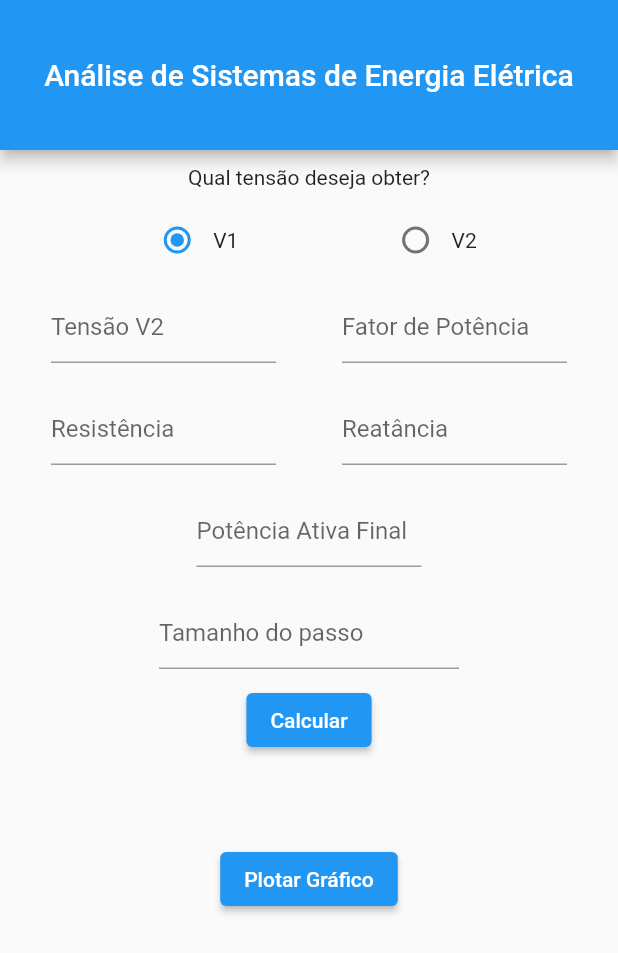
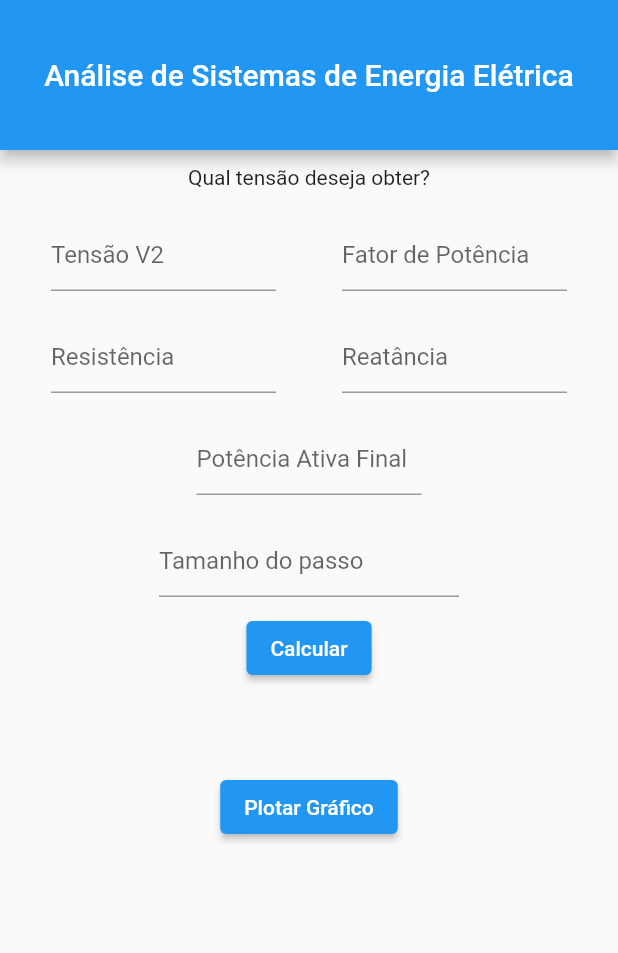
Before and after one commit to GustavoAlecio/app_analise, a Flutter app: the screen it shows after launch, after a tap on "Calcular", on a phone screen of 412 x 824 dp. Shown: the top 953 px of the screen. Run offline on Flutter 3.47's test engine with Material 2 defaults, Android fonts, the phone set to English and light mode, and no system bars; our stand-ins replace flutter_mobx, flutter_modular, mobx, syncfusion_flutter_charts; generated files the repository leaves out were written again.

Commit message:
ajuste na formula e view do calculo

```diff
--- a/lib/app/modules/home/home_page.dart
+++ b/lib/app/modules/home/home_page.dart
@@ -32,37 +32,37 @@ class _HomePageState extends ModularState<HomePage, HomeStore> {
                 padding: EdgeInsets.symmetric(vertical: 10.0, horizontal: 10),
                 child: Text("Qual tensão deseja obter?"),
               ),
-              Row(
-                mainAxisAlignment: MainAxisAlignment.spaceEvenly,
-                children: [
-                  Row(
-                    children: [
-                      Observer(builder: (context) {
-                        return Radio<int>(
-                          groupValue: store.radioValue,
-                          onChanged: (newValue) =>
-                              store.setRadioValue(newValue!),
-                          value: 0,
-                        );
-                      }),
-                      const Text("V1")
-                    ],
-                  ),
-                  Row(
-                    children: [
-                      Observer(builder: (_) {
-                        return Radio<int>(
-                          groupValue: store.radioValue,
-                          onChanged: (newValue) =>
-                              store.setRadioValue(newValue!),
-                          value: 1,
-                        );
-                      }),
-                      const Text("V2")
-                    ],
-                  ),
-                ],
-              ),
+              // Row(
+              //   mainAxisAlignment: MainAxisAlignment.spaceEvenly,
+              //   children: [
+              //     Row(
+              //       children: [
+              //         Observer(builder: (context) {
+              //           return Radio<int>(
+              //             groupValue: store.radioValue,
+              //             onChanged: (newValue) =>
+              //                 store.setRadioValue(newValue!),
+              //             value: 0,
+              //           );
+              //         }),
+              //         const Text("V1")
+              //       ],
+              //     ),
+              //     Row(
+              //       children: [
+              //         Observer(builder: (_) {
+              //           return Radio<int>(
+              //             groupValue: store.radioValue,
+              //             onChanged: (newValue) =>
+              //                 store.setRadioValue(newValue!),
+              //             value: 1,
+              //           );
+              //         }),
+              //         const Text("V2")
+              //       ],
+              //     ),
+              //   ],
+              // ),
               Row(
                 mainAxisAlignment: MainAxisAlignment.spaceEvenly,
                 children: [
@@ -214,7 +214,8 @@ class _HomePageState extends ModularState<HomePage, HomeStore> {
                 return SizedBox(
                   height: 50,
                   child: store.resultadoY1.length > 1
-                      ? Text("Calculo completo, plotar gráfico!")
+                      ? Text(
+                          "Calculo completo, plotar gráfico! \n Ponto Critico: V2 =  ${store.pontoCritico[0]} e P2 = ${store.pontoCritico[1]}")
                       : SizedBox(),
                   // ListView.builder(
                   //     itemCount: store.resultadoY1.length,
--- a/lib/app/modules/home/home_store.dart
+++ b/lib/app/modules/home/home_store.dart
@@ -84,6 +84,9 @@ abstract class HomeStoreBase with Store {
 
   @observable
   List<double> resultadoY2 = [];
+
+  @observable
+  List pontoCritico = [0, 0];
 
   @observable
   List<CurvaPV> data1 = [];
@@ -198,6 +201,7 @@ abstract class HomeStoreBase with Store {
       setC(i);
       double delta = ((baskharaB * baskharaB) - (4 * baskharaC)).toPrecision(4);
 
+      if (delta > 0) {
         double y1 = ((-baskharaB + sqrt(delta)) / 2).toPrecision(4);
 
         double y2 = ((-baskharaB - sqrt(delta)) / 2).toPrecision(4);
@@ -209,10 +213,14 @@ abstract class HomeStoreBase with Store {
           break;
         }
         setResultadoY1(resulty1);
-
         setResultadoY2(resulty2);
+        pontoCritico[0] = resultadoY1[i].toPrecision(4);
+        pontoCritico[1] = potenciaInstantanea.toPrecision(3);
         i++;
         potenciaInstantanea += variavel;
+      } else {
+        break;
+      }
     } while (potenciaInstantanea <= potenciaFinal);
 
     setCurvaPV();
```
Also changed, not shown: lib/app/modules/home/home_store.g.dart. Lines whose indentation alone changed are shown as unchanged.
